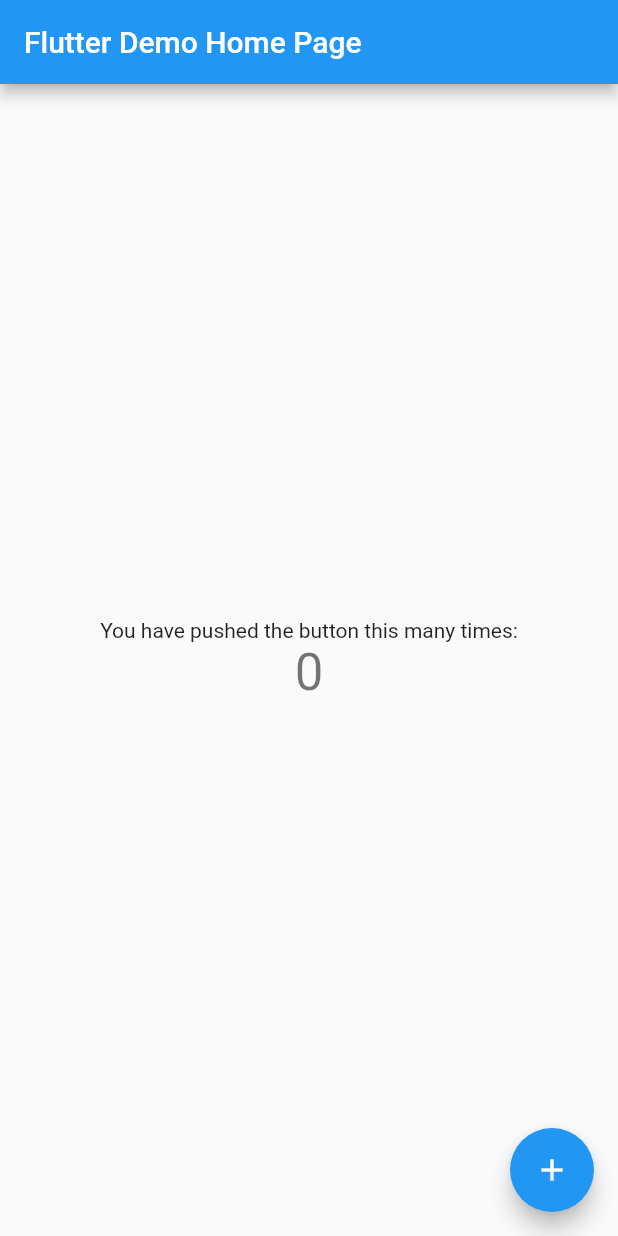
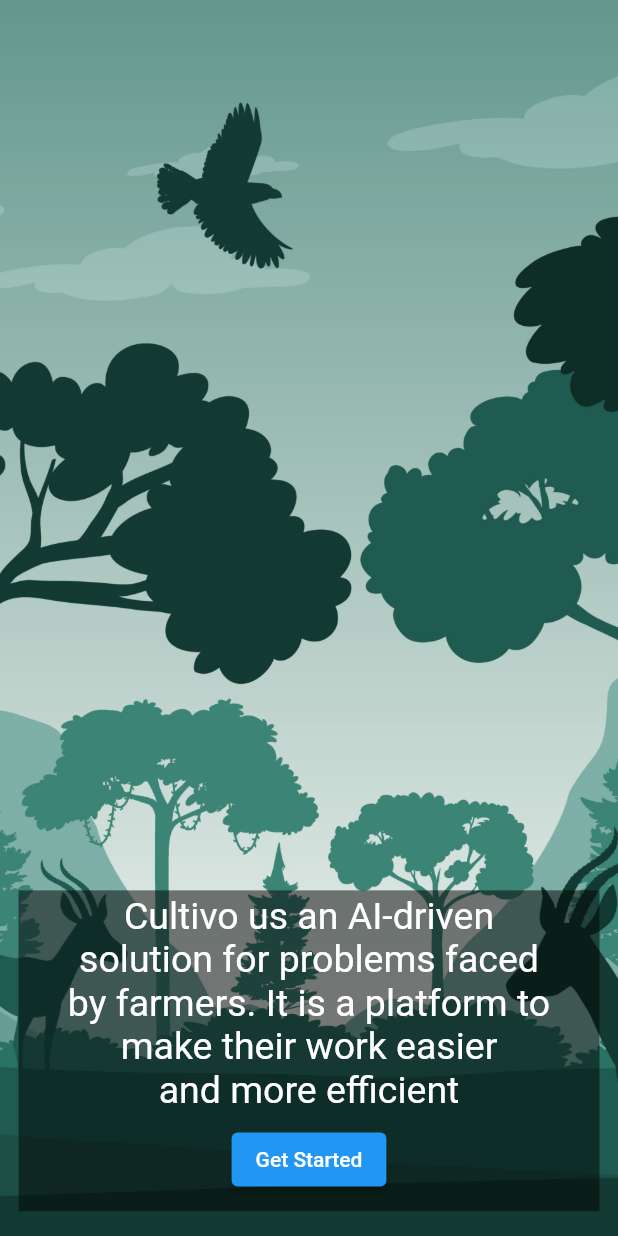
Before and after one commit to SaiVenkatesh007/CultivoApp, a Flutter app: the screen it shows after launch, on a phone screen of 412 x 824 dp. Run offline on Flutter 3.47's test engine with Material 2 defaults, Android fonts, the light colour scheme and no system bars.

Commit message:
Onboarding Added

```diff
--- a/lib/main.dart
+++ b/lib/main.dart
@@ -1,115 +1,24 @@
 import 'package:flutter/material.dart';
+import 'package:flutter/services.dart';
+
+import './screens/onboarding_screen.dart';
 
 void main() {
-  runApp(const MyApp());
+  WidgetsFlutterBinding.ensureInitialized();
+  SystemChrome.setPreferredOrientations([DeviceOrientation.portraitUp]).then(
+    (value) => runApp(
+      const MyApp(),
+    ),
+  );
 }
 
 class MyApp extends StatelessWidget {
   const MyApp({super.key});
 
-  // This widget is the root of your application.
   @override
   Widget build(BuildContext context) {
     return MaterialApp(
-      title: 'Flutter Demo',
-      theme: ThemeData(
-        // This is the theme of your application.
-        //
-        // Try running your application with "flutter run". You'll see the
-        // application has a blue toolbar. Then, without quitting the app, try
-        // changing the primarySwatch below to Colors.green and then invoke
-        // "hot reload" (press "r" in the console where you ran "flutter run",
-        // or simply save your changes to "hot reload" in a Flutter IDE).
-        // Notice that the counter didn't reset back to zero; the application
-        // is not restarted.
-        primarySwatch: Colors.blue,
-      ),
-      home: const MyHomePage(title: 'Flutter Demo Home Page'),
+      home: OnboardingScreen(),
     );
   }
 }
-
-class MyHomePage extends StatefulWidget {
-  const MyHomePage({super.key, required this.title});
-
-  // This widget is the home page of your application. It is stateful, meaning
-  // that it has a State object (defined below) that contains fields that affect
-  // how it looks.
-
-  // This class is the configuration for the state. It holds the values (in this
-  // case the title) provided by the parent (in this case the App widget) and
-  // used by the build method of the State. Fields in a Widget subclass are
-  // always marked "final".
-
-  final String title;
-
-  @override
-  State<MyHomePage> createState() => _MyHomePageState();
-}
-
-class _MyHomePageState extends State<MyHomePage> {
-  int _counter = 0;
-
-  void _incrementCounter() {
-    setState(() {
-      // This call to setState tells the Flutter framework that something has
-      // changed in this State, which causes it to rerun the build method below
-      // so that the display can reflect the updated values. If we changed
-      // _counter without calling setState(), then the build method would not be
-      // called again, and so nothing would appear to happen.
-      _counter++;
-    });
-  }
-
-  @override
-  Widget build(BuildContext context) {
-    // This method is rerun every time setState is called, for instance as done
-    // by the _incrementCounter method above.
-    //
-    // The Flutter framework has been optimized to make rerunning build methods
-    // fast, so that you can just rebuild anything that needs updating rather
-    // than having to individually change instances of widgets.
-    return Scaffold(
-      appBar: AppBar(
-        // Here we take the value from the MyHomePage object that was created by
-        // the App.build method, and use it to set our appbar title.
-        title: Text(widget.title),
-      ),
-      body: Center(
-        // Center is a layout widget. It takes a single child and positions it
-        // in the middle of the parent.
-        child: Column(
-          // Column is also a layout widget. It takes a list of children and
-          // arranges them vertically. By default, it sizes itself to fit its
-          // children horizontally, and tries to be as tall as its parent.
-          //
-          // Invoke "debug painting" (press "p" in the console, choose the
-          // "Toggle Debug Paint" action from the Flutter Inspector in Android
-          // Studio, or the "Toggle Debug Paint" command in Visual Studio Code)
-          // to see the wireframe for each widget.
-          //
-          // Column has various properties to control how it sizes itself and
-          // how it positions its children. Here we use mainAxisAlignment to
-          // center the children vertically; the main axis here is the vertical
-          // axis because Columns are vertical (the cross axis would be
-          // horizontal).
-          mainAxisAlignment: MainAxisAlignment.center,
-          children: <Widget>[
-            const Text(
-              'You have pushed the button this many times:',
-            ),
-            Text(
-              '$_counter',
-              style: Theme.of(context).textTheme.headlineMedium,
-            ),
-          ],
-        ),
-      ),
-      floatingActionButton: FloatingActionButton(
-        onPressed: _incrementCounter,
-        tooltip: 'Increment',
-        child: const Icon(Icons.add),
-      ), // This trailing comma makes auto-formatting nicer for build methods.
-    );
-  }
-}
--- /dev/null
+++ b/lib/screens/onboarding_screen.dart
@@ -0,0 +1,60 @@
+import 'dart:ui';
+
+import 'package:flutter/material.dart';
+
+class OnboardingScreen extends StatelessWidget {
+  const OnboardingScreen({super.key});
+
+  @override
+  Widget build(BuildContext context) {
+    final pageHeight = MediaQuery.of(context).size.height;
+    final pageWidth = MediaQuery.of(context).size.width;
+
+    return Scaffold(
+      body: Stack(
+        children: [
+          Positioned.fill(
+            child: FittedBox(
+              fit: BoxFit.cover,
+              child: Image.asset("assets/Splash.jpg"),
+            ),
+          ),
+          Positioned.fill(
+            child: Align(
+              alignment: Alignment.bottomCenter,
+              child: Padding(
+                padding: EdgeInsets.symmetric(
+                    horizontal: pageWidth * 0.03, vertical: pageHeight * 0.02),
+                child: Container(
+                  color: Colors.transparent.withOpacity(0.5),
+                  child: Padding(
+                    padding: EdgeInsets.symmetric(
+                        horizontal: pageWidth * 0.06,
+                        vertical: pageHeight * 0.003),
+                    child: Column(
+                      mainAxisSize: MainAxisSize.min,
+                      children: [
+                        const Text(
+                          "Cultivo us an AI-driven solution for problems faced by farmers. It is a platform to make their work easier and more efficient",
+                          textAlign: TextAlign.center,
+                          style: TextStyle(fontSize: 25, color: Colors.white),
+                        ),
+                        Padding(
+                          padding: const EdgeInsets.all(8.0),
+                          child: ElevatedButton(
+                            onPressed: () {},
+                            child: Text("Get Started"),
+                          ),
+                        )
+                      ],
+                    ),
+                  ),
+                ),
+              ),
+            ),
+          ),
+        ],
+      ),
+    );
+  }
+}
--- a/pubspec.yaml
+++ b/pubspec.yaml
@@ -28,6 +28,7 @@
 # the latest version available on pub.dev. To see which dependencies have newer
 # versions available, run `flutter pub outdated`.
 dependencies:
+
   flutter:
     sdk: flutter
 
@@ -59,7 +60,8 @@
   uses-material-design: true
 
   # To add assets to your application, add an assets section, like this:
-  # assets:
+  assets:
+    - assets/
   #   - images/a_dot_burr.jpeg
   #   - images/a_dot_ham.jpeg
 
```
Also changed, not shown: assets/Splash.jpg (added), pubspec.lock.
